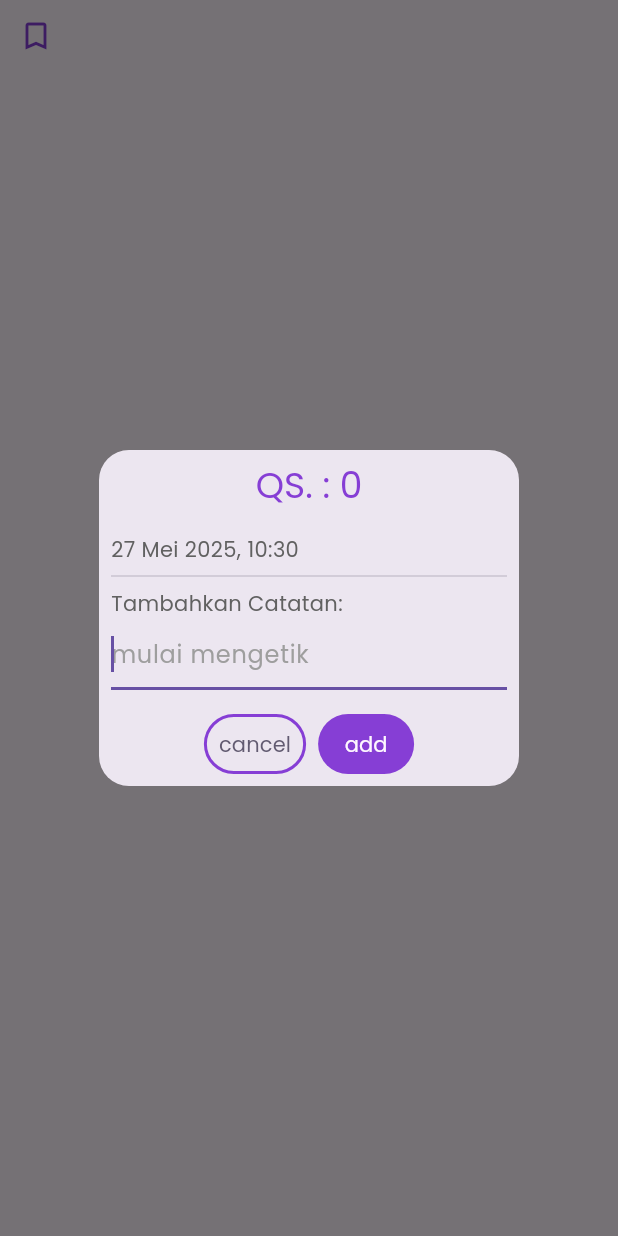
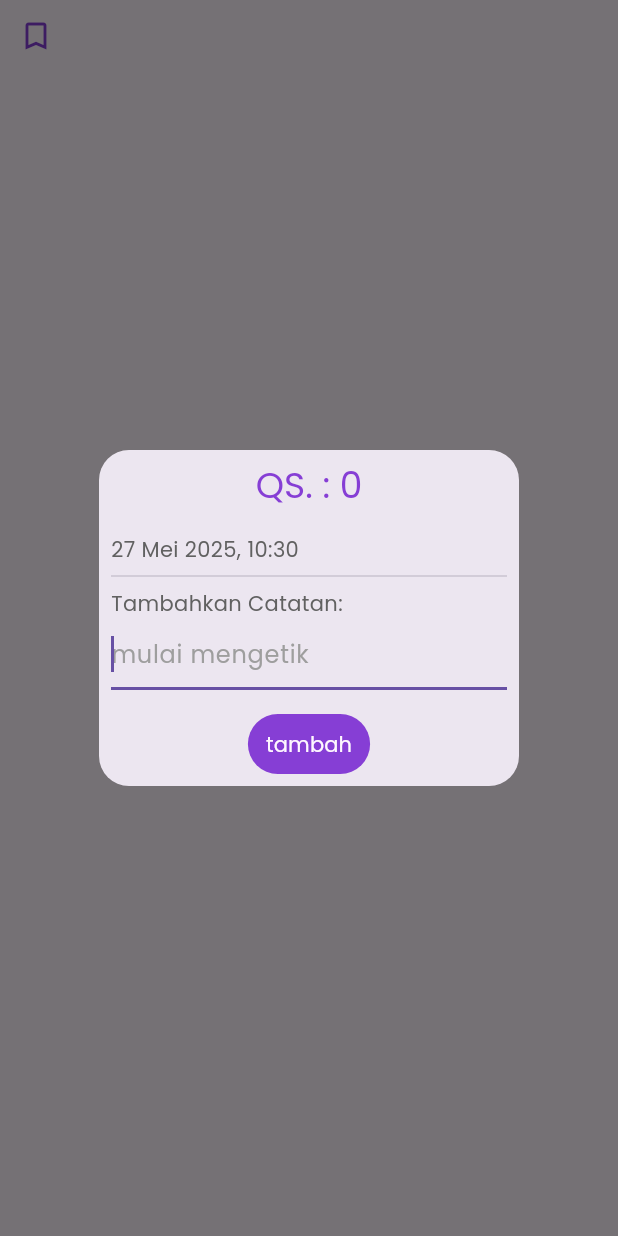
Before and after one commit to degagz90/quran_clean_app, a Flutter app: the BookmarkButton widget shown alone on an empty page, opened directly with empty values, after a tap on the "bookmark outline" icon, on a phone screen of 412 x 824 dp. Run offline on Flutter 3.47's test engine with Material 3 defaults, Android fonts, the phone set to English and light mode, and no system bars; our stand-ins replace get, get_storage, just_audio, scrollable_positioned_list; accounts and stored records are empty; statements that could not run were skipped.

Commit message:
feat: Implement bookmark management features including find, edit, and delete functionality; enhance UI interactions in bookmark button

```diff
--- a/lib/core/bindings/surat_detail_binding.dart
+++ b/lib/core/bindings/surat_detail_binding.dart
@@ -1,10 +1,12 @@
 import 'package:get/get.dart';
 
+import '../../modules/quran/presentation/controllers/quran_controller.dart';
 import '../../modules/quran/presentation/controllers/surat_detail_controller.dart';
 
 class SuratDetailBinding implements Bindings {
   @override
   void dependencies() {
+    Get.lazyPut(() => QuranController());
     Get.lazyPut<SuratDetailController>(() => SuratDetailController());
   }
 }
--- a/lib/modules/bookmark/domain/model/bookmark.dart
+++ b/lib/modules/bookmark/domain/model/bookmark.dart
@@ -2,8 +2,8 @@ class Bookmark {
   final String suratName;
   final int noSurat;
   final int noAyat;
-  final String catatan;
-  final String timeStamp;
+  String catatan;
+  String timeStamp;
 
   Bookmark({
     required this.suratName,
--- a/lib/modules/bookmark/domain/repositories/bookmark_repository.dart
+++ b/lib/modules/bookmark/domain/repositories/bookmark_repository.dart
@@ -6,4 +6,5 @@ abstract class BookmarkRepository {
   Future<void> editBookmark(Bookmark bookmark);
   Future<List<Bookmark>> getBookmarks();
   Future<bool> isBookmarked(int noSurat, int noAyat);
+  Future<Bookmark> findBookmark(int noSurat, int noAyat);
 }
--- /dev/null
+++ b/lib/modules/bookmark/domain/usecases/find_bookmark.dart
@@ -0,0 +1,11 @@
+import '../model/bookmark.dart';
+import '../repositories/bookmark_repository.dart';
+
+class FindBookmark {
+  final BookmarkRepository repository;
+  FindBookmark(this.repository);
+
+  Future<Bookmark> execute(int noSurat, int noAyat) async {
+    return await repository.findBookmark(noSurat, noAyat);
+  }
+}
--- a/lib/modules/quran/domain/usecases/ayat_to_bookmark.dart
+++ b/lib/modules/quran/domain/usecases/ayat_to_bookmark.dart
@@ -12,7 +12,7 @@ class AyatToBookmark {
     String catatan,
     String timeStamp,
   ) async {
-    final bookmark = Bookmark(
+    Bookmark bookmark = Bookmark(
       suratName: suratName,
       noSurat: noSurat,
       noAyat: noAyat,
--- /dev/null
+++ b/lib/modules/quran/domain/usecases/delete_ayat_bookmark.dart
@@ -0,0 +1,11 @@
+import 'package:quran_clean/modules/bookmark/domain/model/bookmark.dart';
+import 'package:quran_clean/modules/bookmark/domain/usecases/delete_bookmark.dart';
+
+class DeleteAyatBookmark {
+  final DeleteBookmark deleteBookmarkUseCase;
+  DeleteAyatBookmark(this.deleteBookmarkUseCase);
+
+  Future<void> execute(Bookmark bookmark) async {
+    await deleteBookmarkUseCase.execute(bookmark);
+  }
+}
--- /dev/null
+++ b/lib/modules/quran/domain/usecases/edit_ayat_bookmark.dart
@@ -0,0 +1,11 @@
+import '../../../bookmark/domain/model/bookmark.dart';
+import '../../../bookmark/domain/usecases/edit_bookmark.dart';
+
+class EditAyatBookmark {
+  final EditBookmark editBookmarkUseCase;
+  EditAyatBookmark(this.editBookmarkUseCase);
+
+  Future<void> execute(Bookmark bookmark) async {
+    await editBookmarkUseCase.execute(bookmark);
+  }
+}
--- /dev/null
+++ b/lib/modules/quran/domain/usecases/find_bookmark_by_ayat.dart
@@ -0,0 +1,11 @@
+import '../../../bookmark/domain/model/bookmark.dart';
+import '../../../bookmark/domain/usecases/find_bookmark.dart';
+
+class FindBookmarkByAyat {
+  final FindBookmark findBookmarkUseCase;
+  FindBookmarkByAyat(this.findBookmarkUseCase);
+
+  Future<Bookmark> execute(int noSurat, int noAyat) async {
+    return await findBookmarkUseCase.execute(noSurat, noAyat);
+  }
+}
--- /dev/null
+++ b/lib/modules/quran/domain/usecases/is_ayat_bookmarked.dart
@@ -0,0 +1,10 @@
+import 'package:quran_clean/modules/bookmark/domain/usecases/is_bookmarked.dart';
+
+class IsAyatBookmarked {
+  final IsBookmarked isBookmarkedUseCase;
+  IsAyatBookmarked(this.isBookmarkedUseCase);
+
+  Future<bool> execute(int noSurat, int noAyat) async {
+    return await isBookmarkedUseCase.execute(noSurat, noAyat);
+  }
+}
--- a/lib/modules/quran/presentation/controllers/surat_detail_controller.dart
+++ b/lib/modules/quran/presentation/controllers/surat_detail_controller.dart
@@ -3,6 +3,10 @@ import 'dart:async';
 import 'package:flutter/material.dart';
 import 'package:get/get.dart';
 import 'package:just_audio/just_audio.dart';
+import 'package:quran_clean/modules/bookmark/domain/usecases/delete_bookmark.dart';
+import 'package:quran_clean/modules/bookmark/domain/usecases/edit_bookmark.dart';
+import 'package:quran_clean/modules/quran/domain/usecases/delete_ayat_bookmark.dart';
+import 'package:quran_clean/modules/quran/domain/usecases/edit_ayat_bookmark.dart';
 import 'package:scrollable_positioned_list/scrollable_positioned_list.dart';
 
 import '../../../audio/data/repositories/audio_repository_impl.dart';
@@ -11,13 +15,18 @@ import '../../../audio/domain/usecases/pause_play_audio.dart';
 import '../../../audio/domain/usecases/play_audio_url.dart';
 import '../../../audio/domain/usecases/stop_audio.dart';
 import '../../../bookmark/data/repositories/bookmark_repository_impl.dart';
+import '../../../bookmark/domain/model/bookmark.dart';
 import '../../../bookmark/domain/usecases/add_bookmark.dart';
+import '../../../bookmark/domain/usecases/find_bookmark.dart';
+import '../../../bookmark/domain/usecases/is_bookmarked.dart';
 import '../../data/repositories/quran_repository_impl.dart';
 import '../../domain/models/ayat.dart';
 import '../../domain/models/surat.dart';
 import '../../domain/usecases/ayat_to_bookmark.dart';
+import '../../domain/usecases/find_bookmark_by_ayat.dart';
 import '../../domain/usecases/get_murottal_playing.dart';
 import '../../domain/usecases/get_surat_detail.dart';
+import '../../domain/usecases/is_ayat_bookmarked.dart';
 import '../../domain/usecases/pause_play_murottal.dart';
 import '../../domain/usecases/play_murottal_audio.dart';
 import '../../domain/usecases/save_last_read.dart';
@@ -34,7 +43,8 @@ class SuratDetailController extends GetxController {
   Surat? surat;
   List<Ayat> listAyat = [];
   PageController pageC = PageController();
-  TextEditingController textC = TextEditingController();
+  TextEditingController textAddC = TextEditingController();
+  TextEditingController textEditC = TextEditingController();
   RxInt lastReadAyat = 0.obs;
   RxBool isPlaying = false.obs;
   RxInt playingAyatIndex = (-1).obs;
@@ -44,7 +54,7 @@ class SuratDetailController extends GetxController {
     noSurat.value = Get.arguments['no_surat'];
     noAyat.value = Get.arguments['no_ayat'] ?? 0;
     pageC = PageController(initialPage: noSurat.value - 1);
-    super.onInit();
+
     final getAudioStateUseCase = GetAudioPlayerState(audioRepository);
     final getMurotalStateUseCase = GetMurottalPlaying(getAudioStateUseCase);
     _playerSub = getMurotalStateUseCase.execute().listen((state) async {
@@ -59,6 +69,8 @@ class SuratDetailController extends GetxController {
         }
       }
     });
+
+    super.onInit();
   }
 
   @override
@@ -151,4 +163,28 @@ class SuratDetailController extends GetxController {
       print(e);
     }
   }
+
+  Future<bool> isBookmarked(int noSurat, int noAyat) async {
+    final isBookmarkedUseCase = IsBookmarked(bookmarkRepository);
+    final useCase = IsAyatBookmarked(isBookmarkedUseCase);
+    return await useCase.execute(noSurat, noAyat);
+  }
+
+  Future<Bookmark> findBookmark(int noSurat, int noAyat) async {
+    final findBookmarkUseCase = FindBookmark(bookmarkRepository);
+    final useCase = FindBookmarkByAyat(findBookmarkUseCase);
+    return await useCase.execute(noSurat, noAyat);
+  }
+
+  Future<void> editBookmark(Bookmark bookmark) async {
+    final editBookmarkUseCase = EditBookmark(bookmarkRepository);
+    final useCase = EditAyatBookmark(editBookmarkUseCase);
+    await useCase.execute(bookmark);
+  }
+
+  Future<void> deleteBookmark(Bookmark bookmark) async {
+    final deleteBookmarkUseCase = DeleteBookmark(bookmarkRepository);
+    final useCase = DeleteAyatBookmark(deleteBookmarkUseCase);
+    await useCase.execute(bookmark);
+  }
 }
--- a/lib/modules/quran/presentation/widgets/surat_detail/ayat_widget_buttons/bookmark_button.dart
+++ b/lib/modules/quran/presentation/widgets/surat_detail/ayat_widget_buttons/bookmark_button.dart
@@ -7,35 +7,48 @@ import '../../../../../../core/utils/formater.dart';
 import '../../../../domain/models/ayat.dart';
 import '../../../../domain/models/surat.dart';
 
-class BookmarkButton extends StatelessWidget {
+class BookmarkButton extends StatefulWidget {
   final Surat surat;
   final Ayat ayat;
+  const BookmarkButton({required this.surat, required this.ayat, super.key});
+
+  @override
+  State<BookmarkButton> createState() => _BookmarkButtonState();
+}
+
+class _BookmarkButtonState extends State<BookmarkButton> {
   final controller = Get.find<SuratDetailController>();
-  BookmarkButton({required this.surat, required this.ayat, super.key});
 
   @override
   Widget build(BuildContext context) {
+    return FutureBuilder(
+      future: controller.isBookmarked(widget.surat.noSurat, widget.ayat.noAyat),
+      builder: (context, snapshot) {
+        final isBookmarked = snapshot.data ?? false;
         return IconButton(
-      onPressed: () {
+          onPressed: () async {
             final timeStamp = Formater.timeStamp(DateTime.now());
+            if (isBookmarked) {
+              var bookmark = await controller.findBookmark(
+                widget.surat.noSurat,
+                widget.ayat.noAyat,
+              );
+              controller.textEditC.text = bookmark.catatan;
               Get.defaultDialog(
                 buttonColor: Theme.of(context).primaryColor,
-          textConfirm: 'add',
-          textCancel: 'cancel',
-          barrierDismissible: false,
+                textConfirm: 'edit',
+                textCancel: 'hapus',
+                barrierDismissible: true,
                 onConfirm: () async {
-            await controller.addBookmark(
-              surat.name,
-              surat.noSurat,
-              ayat.noAyat,
-              controller.textC.text,
-              timeStamp,
-            );
-            controller.textC.text = '';
+                  bookmark.catatan = controller.textEditC.text;
+                  bookmark.timeStamp = timeStamp;
+                  await controller.editBookmark(bookmark);
                   Get.back(canPop: false);
                 },
-          onCancel: () {},
-          title: "QS. ${surat.name}: ${ayat.noAyat}",
+                onCancel: () async {
+                  await controller.deleteBookmark(bookmark);
+                },
+                title: "QS. ${bookmark.suratName}: ${bookmark.noAyat}",
                 titleStyle: TextStyle(color: Theme.of(context).primaryColor),
                 content: Column(
                   crossAxisAlignment: CrossAxisAlignment.start,
@@ -44,7 +57,7 @@ class BookmarkButton extends StatelessWidget {
                     Divider(),
                     Text('Tambahkan Catatan:', style: AppText.subtitleText),
                     TextField(
-                controller: controller.textC,
+                      controller: controller.textEditC,
                       autocorrect: false,
                       autofocus: true,
                       minLines: 1,
@@ -58,8 +71,53 @@ class BookmarkButton extends StatelessWidget {
                   ],
                 ),
               );
+            } else {
+              Get.defaultDialog(
+                buttonColor: Theme.of(context).primaryColor,
+                textConfirm: 'tambah',
+                barrierDismissible: true,
+                onConfirm: () async {
+                  Get.back(canPop: false);
+                  await controller.addBookmark(
+                    widget.surat.name,
+                    widget.surat.noSurat,
+                    widget.ayat.noAyat,
+                    controller.textAddC.text,
+                    timeStamp,
+                  );
+                  controller.textAddC.text = '';
                 },
-      icon: Icon(Icons.bookmark_border),
+                title: "QS. ${widget.surat.name}: ${widget.ayat.noAyat}",
+                titleStyle: TextStyle(color: Theme.of(context).primaryColor),
+                content: Column(
+                  crossAxisAlignment: CrossAxisAlignment.start,
+                  children: [
+                    Text(timeStamp, style: AppText.subtitleText),
+                    Divider(),
+                    Text('Tambahkan Catatan:', style: AppText.subtitleText),
+                    TextField(
+                      controller: controller.textAddC,
+                      autocorrect: false,
+                      autofocus: true,
+                      minLines: 1,
+                      maxLines: 10,
+                      textInputAction: TextInputAction.newline,
+                      decoration: InputDecoration(
+                        hintText: 'mulai mengetik',
+                        hintStyle: TextStyle(color: Colors.grey),
+                      ),
+                    ),
+                  ],
+                ),
+              );
+            }
+            setState(() {});
+          },
+          icon: Icon(
+            isBookmarked ? Icons.bookmark_added : Icons.bookmark_border,
+          ),
+        );
+      },
     );
   }
 }
```
Also changed, not shown: lib/modules/bookmark/data/repositories/bookmark_repository_impl.dart (+14 -5 lines), lib/modules/bookmark/presentation/controllers/bookmark_controller.dart (+10 -1 lines), lib/modules/bookmark/presentation/views/bookmark_view.dart (+68 -5 lines). Lines whose indentation alone changed are shown as unchanged.
